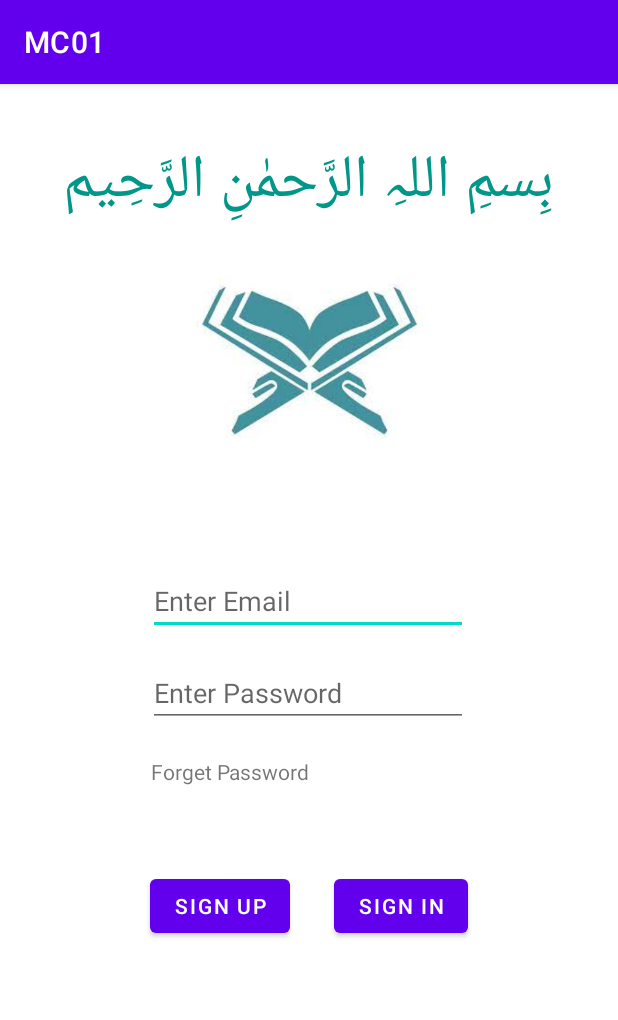
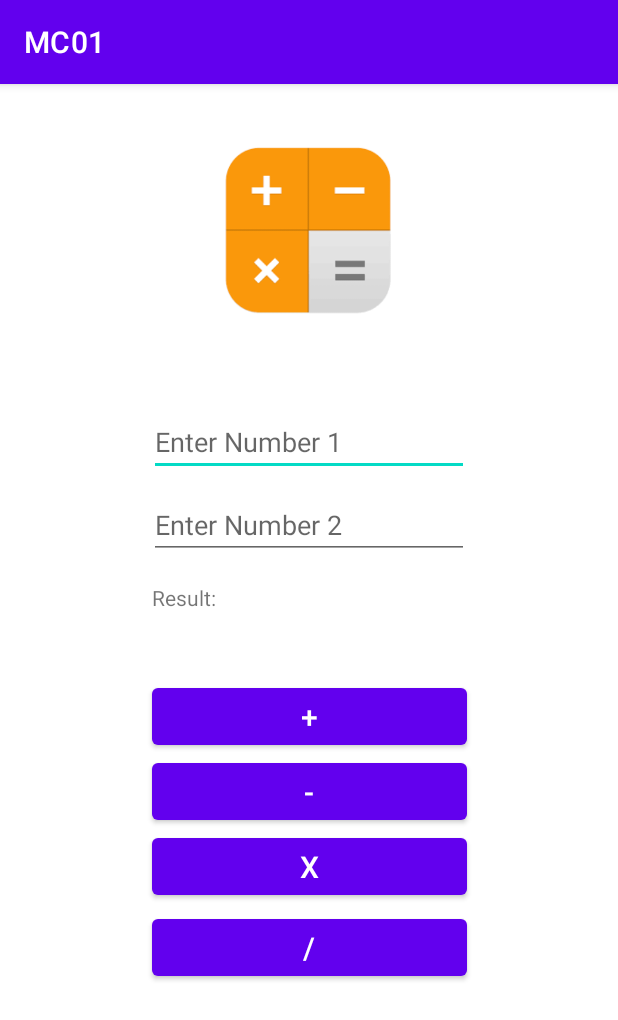
Before and after one commit to aliuppal9797/MC-Screen1, an Android app: the screen it shows after launch (MainActivity), on a phone screen of 412 x 824 dp. Shown: the top 1020 px of the screen. Run offline under Robolectric (Android 15) with nearby library versions, the phone set to English and light mode, and no system bars.

Commit message:
3rd screen is added

```diff
--- a/MC01/app/src/main/res/layout/activity_main.xml
+++ b/MC01/app/src/main/res/layout/activity_main.xml
@@ -6,87 +6,94 @@
     android:layout_height="match_parent"
     tools:context=".MainActivity">
 
-    <TextView
-        android:id="@+id/textView"
+    <ImageView
+        android:id="@+id/imageView2"
+        android:layout_width="136dp"
+        android:layout_height="134dp"
+        android:layout_marginTop="32dp"
+        app:layout_constraintEnd_toEndOf="parent"
+        app:layout_constraintStart_toStartOf="parent"
+        app:layout_constraintTop_toTopOf="parent"
+        app:srcCompat="@drawable/download" />
+
+    <EditText
+        android:id="@+id/editTextNumberDecimal"
         android:layout_width="wrap_content"
         android:layout_height="wrap_content"
-        android:layout_marginTop="32dp"
-        android:text="بِسمِ اللہِ الرَّحمٰنِ الرَّحِيم"
-        android:textColor="#009688"
-        android:textSize="40sp"
-        app:layout_constraintEnd_toEndOf="parent"
-        app:layout_constraintHorizontal_bias="0.498"
-        app:layout_constraintStart_toStartOf="parent"
-        app:layout_constraintTop_toTopOf="parent" />
-
-    <ImageView
-        android:id="@+id/imageView"
-        android:layout_width="202dp"
-        android:layout_height="118dp"
-        android:layout_marginTop="28dp"
+        android:layout_marginTop="50dp"
+        android:ems="10"
+        android:hint="Enter Number 1"
+        android:inputType="numberDecimal"
         app:layout_constraintEnd_toEndOf="parent"
         app:layout_constraintStart_toStartOf="parent"
-        app:layout_constraintTop_toBottomOf="@+id/textView"
-        app:srcCompat="@drawable/logo" />
+        app:layout_constraintTop_toBottomOf="@+id/imageView2" />
+
+    <EditText
+        android:id="@+id/editTextNumberDecimal2"
+        android:layout_width="wrap_content"
+        android:layout_height="wrap_content"
+        android:layout_marginTop="10dp"
+        android:ems="10"
+        android:hint="Enter Number 2"
+        android:inputType="numberDecimal"
+        app:layout_constraintEnd_toEndOf="parent"
+        app:layout_constraintStart_toStartOf="parent"
+        app:layout_constraintTop_toBottomOf="@+id/editTextNumberDecimal" />
+
+    <TextView
+        android:id="@+id/textView2"
+        android:layout_width="210dp"
+        android:layout_height="40dp"
+        android:layout_marginTop="16dp"
+        android:text="Result: "
+        app:layout_constraintEnd_toEndOf="parent"
+        app:layout_constraintHorizontal_bias="0.502"
+        app:layout_constraintStart_toStartOf="parent"
+        app:layout_constraintTop_toBottomOf="@+id/editTextNumberDecimal2" />
 
     <Button
-        android:id="@+id/button"
-        android:layout_width="wrap_content"
-        android:layout_height="wrap_content"
-        android:layout_marginTop="40dp"
-        android:layout_marginEnd="28dp"
-        android:layout_marginRight="28dp"
-        android:text="sign up"
-        app:layout_constraintEnd_toStartOf="@+id/button2"
-        app:layout_constraintHorizontal_bias="0.99"
+        android:id="@+id/button7"
+        android:layout_width="210dp"
+        android:layout_height="50dp"
+        android:layout_marginTop="24dp"
+        android:text="+"
+        android:textSize="20sp"
+        app:layout_constraintEnd_toEndOf="parent"
+        app:layout_constraintHorizontal_bias="0.502"
         app:layout_constraintStart_toStartOf="parent"
         app:layout_constraintTop_toBottomOf="@+id/textView2" />
 
     <Button
-        android:id="@+id/button2"
-        android:layout_width="wrap_content"
-        android:layout_height="wrap_content"
-        android:layout_marginTop="40dp"
-        android:layout_marginEnd="100dp"
-        android:layout_marginRight="100dp"
-        android:text="sign in"
+        android:id="@+id/button8"
+        android:layout_width="210dp"
+        android:layout_height="50dp"
+        android:text="-"
+        android:textSize="20sp"
         app:layout_constraintEnd_toEndOf="parent"
-        app:layout_constraintTop_toBottomOf="@+id/textView2" />
+        app:layout_constraintStart_toStartOf="parent"
+        app:layout_constraintTop_toBottomOf="@+id/button7" />
 
-    <TextView
-        android:id="@+id/textView2"
+    <Button
+        android:id="@+id/button9"
         android:layout_width="210dp"
-        android:layout_height="35dp"
-        android:layout_marginTop="20dp"
-        android:text="Forget Password"
+        android:layout_height="50dp"
+        android:text="x"
+        android:textSize="20sp"
         app:layout_constraintEnd_toEndOf="parent"
-        app:layout_constraintHorizontal_bias="0.497"
         app:layout_constraintStart_toStartOf="parent"
-        app:layout_constraintTop_toBottomOf="@+id/editTextTextPassword2" />
+        app:layout_constraintTop_toBottomOf="@+id/button8" />
 
-    <EditText
-        android:id="@+id/editTextTextEmailAddress2"
-        android:layout_width="wrap_content"
-        android:layout_height="wrap_content"
-        android:layout_marginTop="76dp"
-        android:ems="10"
-        android:hint="Enter Email"
-        android:inputType="textEmailAddress"
+    <Button
+        android:id="@+id/button10"
+        android:layout_width="210dp"
+        android:layout_height="50dp"
+        android:layout_marginTop="4dp"
+        android:text="/"
+        android:textSize="20sp"
+        app:layout_constraintBottom_toBottomOf="parent"
         app:layout_constraintEnd_toEndOf="parent"
-        app:layout_constraintHorizontal_bias="0.497"
+        app:layout_constraintHorizontal_bias="0.502"
         app:layout_constraintStart_toStartOf="parent"
-        app:layout_constraintTop_toBottomOf="@+id/imageView" />
-
-    <EditText
-        android:id="@+id/editTextTextPassword2"
-        android:layout_width="wrap_content"
-        android:layout_height="wrap_content"
-        android:layout_marginTop="16dp"
-        android:ems="10"
-        android:hint="Enter Password"
-        android:inputType="textPassword"
-        app:layout_constraintEnd_toEndOf="parent"
-        app:layout_constraintHorizontal_bias="0.497"
-        app:layout_constraintStart_toStartOf="parent"
-        app:layout_constraintTop_toBottomOf="@+id/editTextTextEmailAddress2" />
+        app:layout_constraintTop_toBottomOf="@+id/button9"
+        app:layout_constraintVertical_bias="0.0" />
 </androidx.constraintlayout.widget.ConstraintLayout>
```
Also changed, not shown: MC01/app/src/main/res/drawable-v24/download.png (added).
